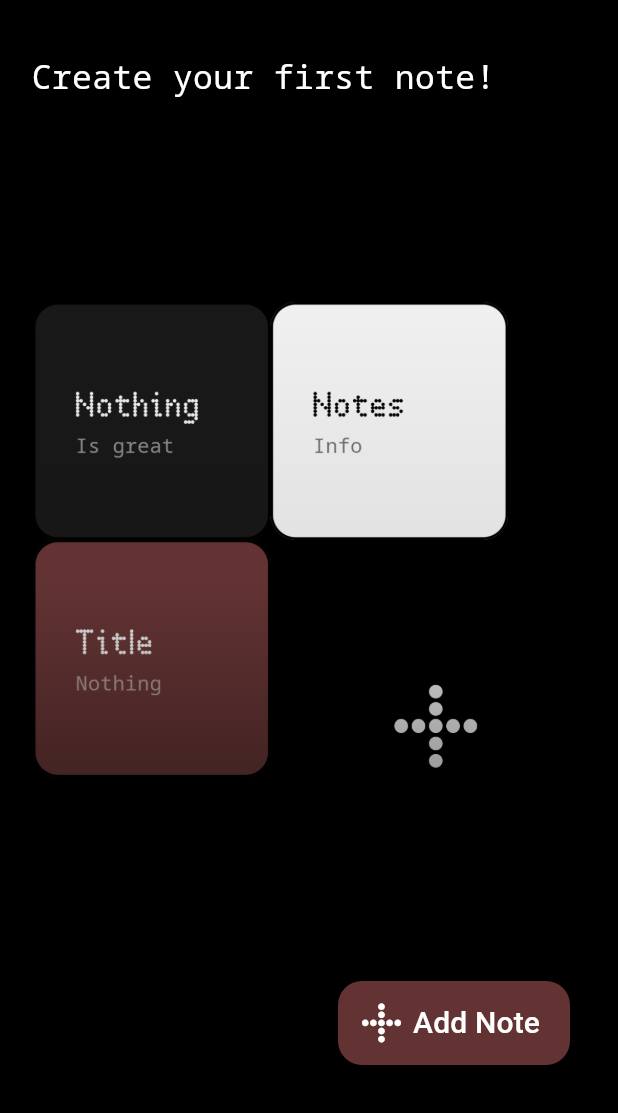
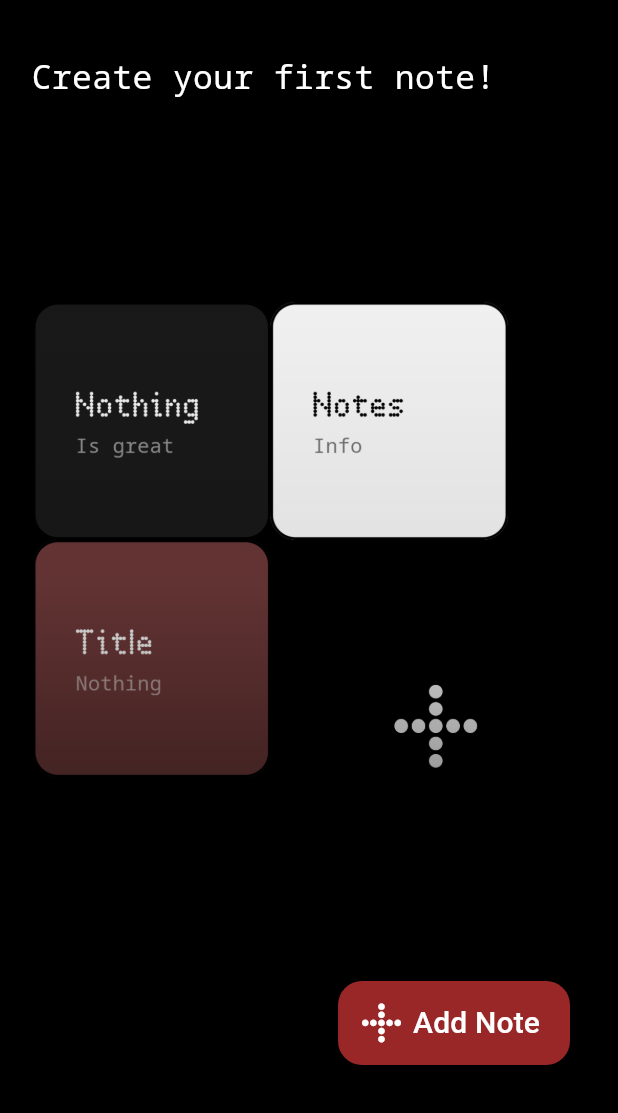
Before and after one commit to AzhamProdLive/Notes_App_Nothing, a Flutter app: the screen it shows after launch, on a phone screen of 412 x 824 dp, the part 123-1236 px from its top. Run offline on Flutter 3.47's test engine with Material 3 defaults, Android fonts, the light colour scheme and no system bars; our stand-ins replace bloc, drift; missing offline and left inert: flutter_quill; accounts and stored records are empty; generated files the repository leaves out were written again; Roboto replaces fonts that are missing (Nunito-Bold).

Commit message:
Color Improvement Update

```diff
--- a/lib/ui/show_note_screen.dart
+++ b/lib/ui/show_note_screen.dart
@@ -159,7 +159,7 @@ class ShowNoteScreen extends StatelessWidget {
           return AlertDialog(
             content: SizedBox(
               width: 210,
-              height: 110,
+              height: 165,
               child: GridView.builder(
                 itemCount: CustomColors.colorsData.length,
                 gridDelegate: const SliverGridDelegateWithFixedCrossAxisCount(
--- a/lib/ui/theme/custom_colors.dart
+++ b/lib/ui/theme/custom_colors.dart
@@ -3,17 +3,18 @@ import 'package:flutter/material.dart';
 class CustomColors {
   static const Color lightGrey = Color.fromRGBO(24, 24, 24, 1.0);
   static const Color backgroundColor = Color.fromRGBO(0, 0, 0, 1.0);
-  static const Color red = Color.fromRGBO(99, 51, 51, 1.0);
-  static const Color deepRed = Color.fromRGBO(99, 51, 51, 1.0);
+  static const Color red = Color.fromRGBO(153, 39, 39, 1.0);
+  static const Color deepRed = Color.fromRGBO(153, 39, 39, 1.0);
   static const Color greyHint = Color.fromRGBO(26, 26, 26, 1.0);
   static const List<Color> colorsData = [
+    Color.fromRGBO(239, 239, 239, 1.0),
     Colors.grey,
     CustomColors.lightGrey,
     CustomColors.deepRed,
+    Color.fromRGBO(99, 51, 51, 1.0),
     Colors.orange,
     Colors.blue,
     Colors.teal,
     Colors.blueGrey,
-    Color.fromRGBO(239, 239, 239, 1.0)
   ];
 }
```
